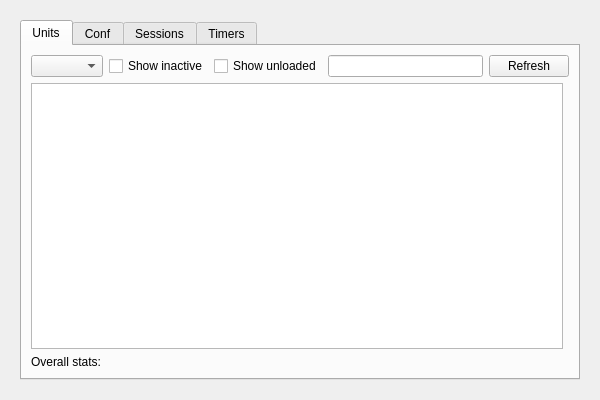
Above: ui/kcmsystemd.ui from rthomsen/kcmsystemd before the change. Below: the same form after it.
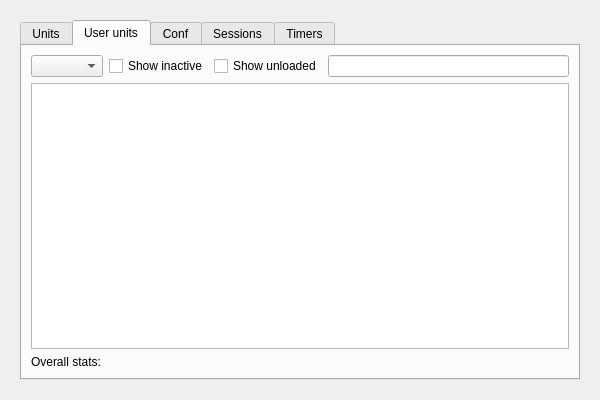
That is the form after the change. The open tabs and pages were chosen to show the change.

Commit message: Add support for user units. Use a subclassed QSortFilterProxyModel for more powerful filtering of units.

What changed in the file:
```diff
--- a/ui/kcmsystemd.ui
+++ b/ui/kcmsystemd.ui
@@ -131,28 +131,9 @@
                </property>
               </widget>
              </item>
-             <item>
-              <widget class="QPushButton" name="btnRefreshUnits">
-               <property name="sizePolicy">
-                <sizepolicy hsizetype="Fixed" vsizetype="Fixed">
-                 <horstretch>0</horstretch>
-                 <verstretch>0</verstretch>
-                </sizepolicy>
-               </property>
-               <property name="toolTip">
-                <string>&lt;html&gt;&lt;head/&gt;&lt;body&gt;&lt;p&gt;Reload the list of units from systemd.&lt;/p&gt;&lt;/body&gt;&lt;/html&gt;</string>
-               </property>
-               <property name="text">
-                <string>Refresh</string>
-               </property>
-               <property name="flat">
-                <bool>false</bool>
-               </property>
-              </widget>
-             </item>
             </layout>
            </item>
-           <item row="7" column="0">
+           <item row="7" column="0" colspan="2">
             <widget class="QTableView" name="tblUnits">
              <property name="sizePolicy">
               <sizepolicy hsizetype="Expanding" vsizetype="Expanding">
@@ -203,6 +184,82 @@
            </item>
           </layout>
          </widget>
+         <widget class="QWidget" name="tabUserUnits">
+          <attribute name="title">
+           <string>User units</string>
+          </attribute>
+          <layout class="QGridLayout" name="gridLayout_5">
+           <item row="0" column="0">
+            <layout class="QHBoxLayout" name="horizontalLayout">
+             <item>
+              <widget class="QComboBox" name="cmbUserUnitTypes"/>
+             </item>
+             <item>
+              <widget class="QCheckBox" name="chkInactiveUserUnits">
+               <property name="text">
+                <string>Show inactive</string>
+               </property>
+              </widget>
+             </item>
+             <item>
+              <widget class="QCheckBox" name="chkUnloadedUserUnits">
+               <property name="text">
+                <string>Show unloaded</string>
+               </property>
+              </widget>
+             </item>
+             <item>
+              <widget class="QLineEdit" name="leSearchUserUnit">
+               <property name="clearButtonEnabled">
+                <bool>true</bool>
+               </property>
+              </widget>
+             </item>
+            </layout>
+           </item>
+           <item row="1" column="0">
+            <widget class="QTableView" name="tblUserUnits">
+             <property name="editTriggers">
+              <set>QAbstractItemView::NoEditTriggers</set>
+             </property>
+             <property name="tabKeyNavigation">
+              <bool>false</bool>
+             </property>
+             <property name="alternatingRowColors">
+              <bool>true</bool>
+             </property>
+             <property name="selectionMode">
+              <enum>QAbstractItemView::SingleSelection</enum>
+             </property>
+             <property name="selectionBehavior">
+              <enum>QAbstractItemView::SelectRows</enum>
+             </property>
+             <property name="showGrid">
+              <bool>false</bool>
+             </property>
+             <property name="sortingEnabled">
+              <bool>true</bool>
+             </property>
+             <attribute name="horizontalHeaderStretchLastSection">
+              <bool>true</bool>
+             </attribute>
+             <attribute name="verticalHeaderVisible">
+              <bool>false</bool>
+             </attribute>
+             <attribute name="verticalHeaderDefaultSectionSize">
+              <number>20</number>
+             </attribute>
+            </widget>
+           </item>
+           <item row="2" column="0">
+            <widget class="QLabel" name="lblUserUnitCount">
+             <property name="text">
+              <string>Overall stats:</string>
+             </property>
+            </widget>
+           </item>
+          </layout>
+         </widget>
          <widget class="QWidget" name="tabConf">
           <attribute name="title">
            <string>Conf</string>
```
Left out of the diff: 13 changed lines with no effect on the pictures. The commit also changes 7 other files.
